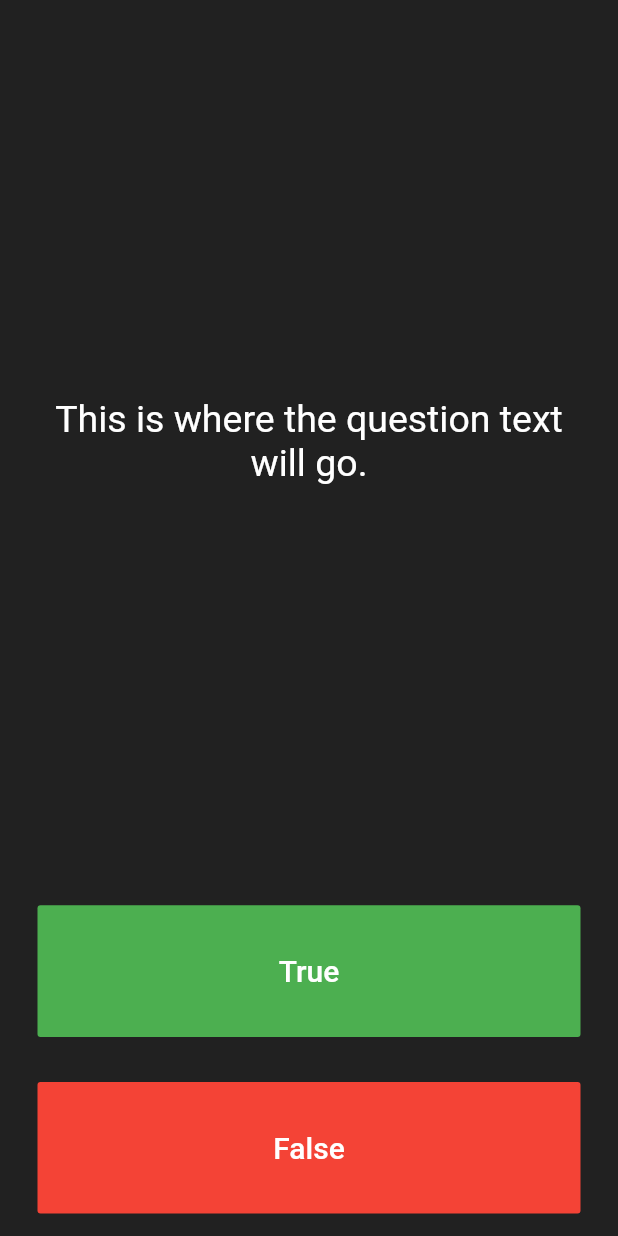
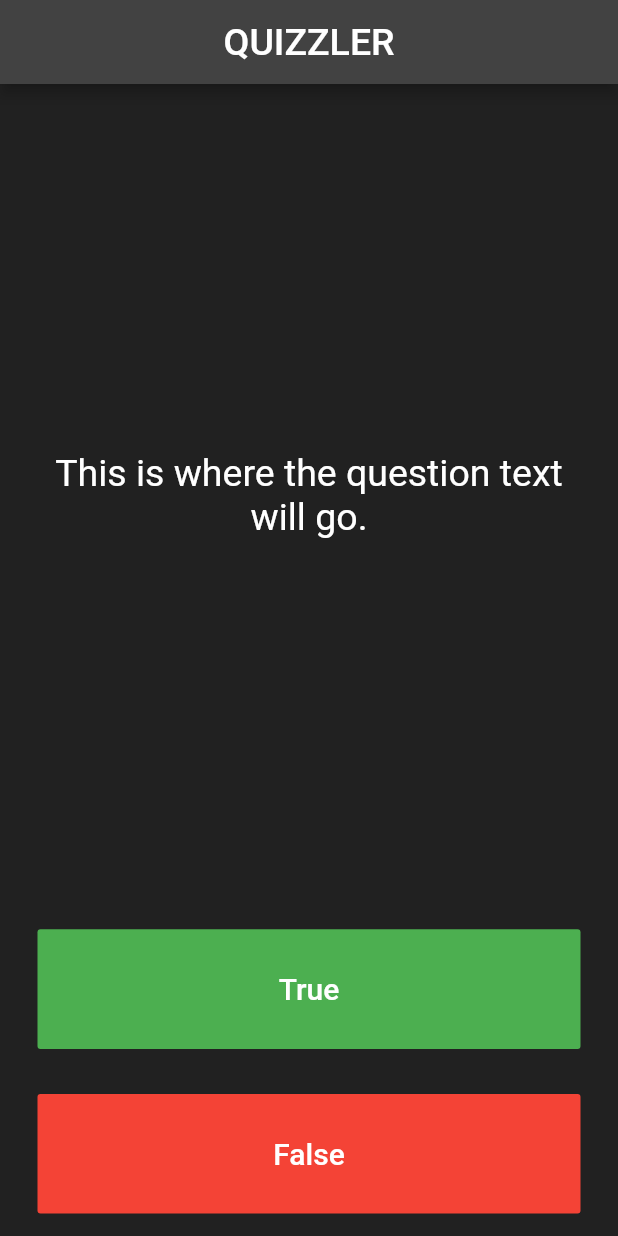
Before and after one commit to Procoder16/Quizzler, a Flutter app: the screen it shows after launch, on a phone screen of 412 x 824 dp. Run offline on Flutter 3.47's test engine with Material 2 defaults, Android fonts, the phone set to English and light mode, and no system bars.

Commit message:
added an appBar

```diff
--- a/lib/main.dart
+++ b/lib/main.dart
@@ -7,6 +7,16 @@ class Quizzler extends StatelessWidget {
   Widget build(BuildContext context) {
     return MaterialApp(
       home: Scaffold(
+        appBar: AppBar(
+          backgroundColor: Colors.grey[800],
+          centerTitle: true,
+          title: Text(
+            'QUIZZLER',
+            style: TextStyle(
+              fontSize: 25.0,
+            ),
+          ),
+        ),
         backgroundColor: Colors.grey.shade900,
         body: SafeArea(
           child: Padding(
```
Also changed, not shown: 1 other file.
